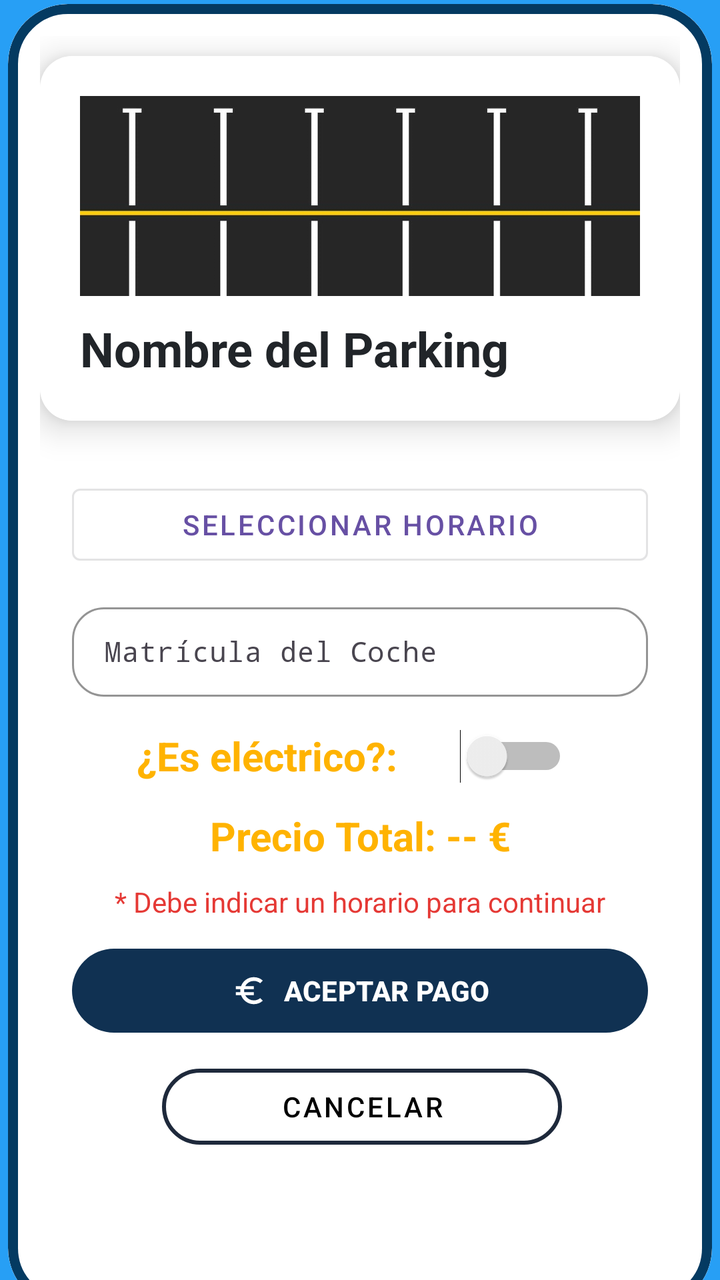
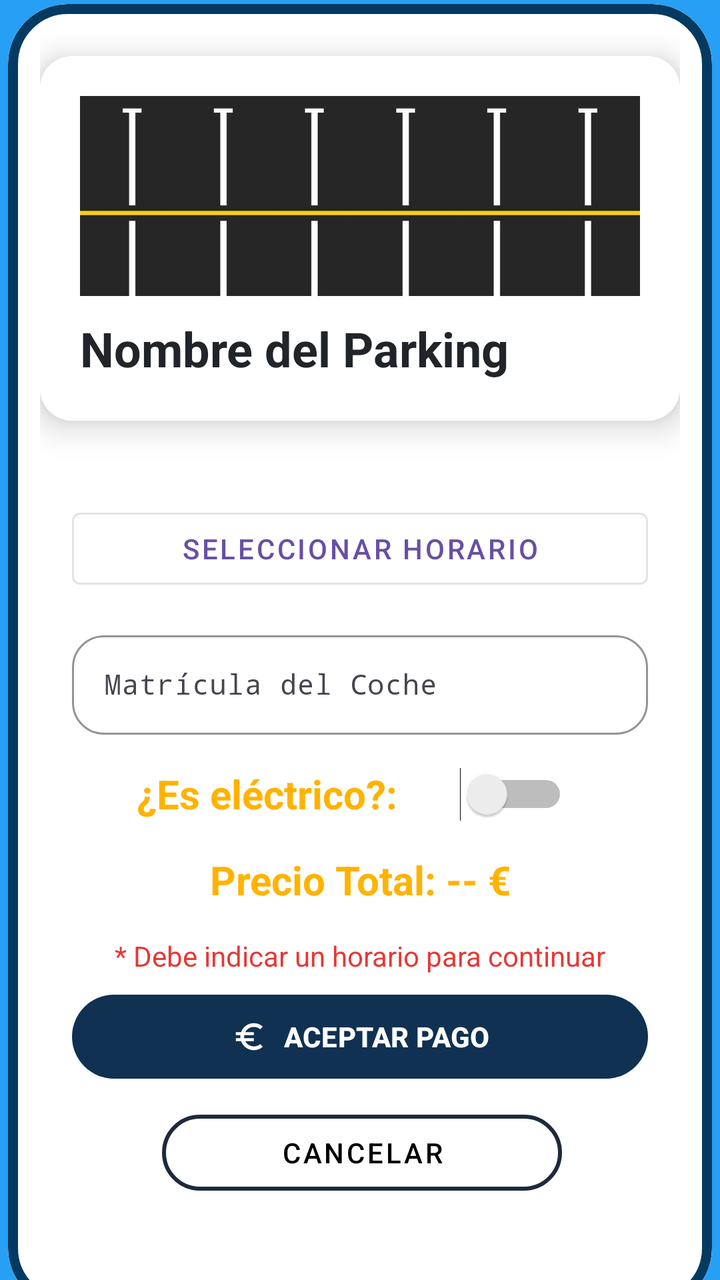

The first picture is an Android layout as it rendered before a commit; the second is the same layout after the commit. The layout source and the unified diff follow.
<!-- AndroidManifest.xml: application theme Theme.ParkPay -->
<!-- res/layout/activity_pagar_parking.xml -->
<?xml version="1.0" encoding="utf-8"?>
<androidx.constraintlayout.widget.ConstraintLayout xmlns:android="http://schemas.android.com/apk/res/android"
    xmlns:app="http://schemas.android.com/apk/res-auto"
    xmlns:tools="http://schemas.android.com/tools"
    android:id="@+id/main"
    android:layout_width="match_parent"
    android:layout_height="match_parent"
    tools:context=".Pagar_Parking"
    android:background="#279FF5">

    <com.google.android.material.card.MaterialCardView
        style="@style/Widget.Material3.CardView.Outlined"
        android:layout_width="352dp"
        android:layout_height="652dp"
        android:layout_marginTop="15dp"

        app:cardBackgroundColor="@android:color/transparent"
        app:cardCornerRadius="30dp"
        app:layout_constraintBottom_toBottomOf="parent"
        app:layout_constraintEnd_toEndOf="parent"
        app:layout_constraintHorizontal_bias="0.491"
        app:layout_constraintStart_toStartOf="parent"
        app:layout_constraintTop_toTopOf="parent"
        app:layout_constraintVertical_bias="0.493"
        app:strokeColor="#043A61"
        app:strokeWidth="5dp"
        android:background="@color/white">

        <androidx.constraintlayout.widget.ConstraintLayout
            android:layout_width="match_parent"
            android:layout_height="match_parent"
            android:background="@color/white"
            android:padding="16dp">

            <androidx.cardview.widget.CardView
                android:id="@+id/cardView"
                android:layout_width="match_parent"
                android:layout_height="wrap_content"
                android:outlineAmbientShadowColor="@color/black"
                app:cardCornerRadius="16dp"
                app:cardElevation="10dp"
                app:layout_constraintTop_toTopOf="parent"
                tools:layout_editor_absoluteX="16dp"
                android:layout_marginTop="10dp">

                <LinearLayout
                    android:layout_width="match_parent"
                    android:layout_height="wrap_content"
                    android:orientation="vertical"
                    android:padding="20dp"
                    android:background="@color/white">

                    <ImageView
                        android:layout_width="match_parent"
                        android:layout_height="100dp"
                        android:background="@mipmap/fondo_listview" />

                    <TextView
                        android:id="@+id/id_text_parking_nombre2"
                        android:layout_width="match_parent"
                        android:layout_height="wrap_content"
                        android:layout_marginTop="10dp"
                        android:text="Nombre del Parking"
                        android:textColor="#212529"
                        android:textSize="24sp"
                        android:textStyle="bold" />

                </LinearLayout>
            </androidx.cardview.widget.CardView>

            <LinearLayout
                android:layout_width="match_parent"
                android:layout_height="wrap_content"
                android:orientation="vertical"
                android:padding="16dp"
                app:layout_constraintTop_toBottomOf="@+id/cardView"
                tools:layout_editor_absoluteX="16dp">

                <Button
                    android:id="@+id/id_btn_parking_horario"
                    style="@style/Widget.MaterialComponents.Button.OutlinedButton"
                    android:layout_width="match_parent"
                    android:layout_height="wrap_content"
                    android:icon="@android:drawable/ic_menu_my_calendar"
                    android:onClick="indicarFechas"
                    android:text="Seleccionar Horario"
                    android:layout_marginTop="12dp" />

                <com.google.android.material.textfield.TextInputLayout
                    android:id="@+id/til_name"
                    android:layout_width="match_parent"
                    android:layout_height="50dp"
                    android:hint="Matrícula del Coche"
                    app:boxBackgroundMode="outline"
                    app:boxCornerRadiusBottomEnd="16dp"
                    app:boxCornerRadiusBottomStart="16dp"
                    app:boxCornerRadiusTopEnd="16dp"
                    app:boxCornerRadiusTopStart="16dp"
                    app:boxStrokeColor="#1E293B"
                    app:hintTextColor="#64748B"
                    app:layout_constraintEnd_toEndOf="parent"
                    app:layout_constraintStart_toStartOf="parent"
                    app:layout_constraintTop_toBottomOf="@+id/textView"
                    android:layout_marginTop="12dp">

                    <com.google.android.material.textfield.TextInputEditText
                        android:id="@+id/id_text_parking_matricula"
                        android:layout_width="match_parent"
                        android:layout_height="wrap_content"
                        android:fontFamily="monospace"
                        android:inputType="text"
                        android:textColor="#0F172A"
                        android:textColorHint="#64748B"
                        android:textSize="14sp" />
                </com.google.android.material.textfield.TextInputLayout>

                <LinearLayout
                    android:layout_width="match_parent"
                    android:layout_height="wrap_content"
                    android:layout_marginTop="9dp"
                    android:orientation="horizontal">

                    <TextView
                        android:id="@+id/id_text_parking_vehiculo"
                        android:layout_width="160dp"
                        android:layout_height="wrap_content"
                        android:gravity="center_horizontal"
                        android:text="¿Es eléctrico?: "
                        android:textColor="#FFB300"
                        android:textSize="20sp"
                        android:textStyle="bold"
                        android:layout_marginTop="7dp"
                        android:layout_marginLeft="20dp"/>

                    <Switch
                        android:id="@+id/id_switch_parking_vehiculo"
                        android:layout_width="match_parent"
                        android:layout_height="wrap_content"
                        android:layout_marginTop="5dp"
                        android:layout_marginRight="40dp"/>

                </LinearLayout>

                <TextView
                    android:id="@+id/id_text_parking_precioTotal"
                    android:layout_width="match_parent"
                    android:layout_height="wrap_content"
                    android:layout_marginTop="13dp"
                    android:gravity="center_horizontal"
                    android:text="Precio Total: -- €"
                    android:textColor="#FFB300"
                    android:textSize="20sp"
                    android:textStyle="bold" />

                <TextView
                    android:id="@+id/id_text_parking_error"
                    android:layout_width="match_parent"
                    android:layout_height="wrap_content"
                    android:layout_marginTop="10dp"
                    android:text="* Debe indicar un horario para continuar"
                    android:textAlignment="center"
                    android:textColor="#E53935"
                    android:textSize="14sp"
                    android:visibility="visible" />

                <com.google.android.material.button.MaterialButton
                    android:id="@+id/id_btn_parking_aceptarPago"
                    android:layout_width="match_parent"
                    android:layout_height="50dp"
                    android:layout_marginTop="10dp"
                    android:enabled="false"
                    android:text="ACEPTAR PAGO"
                    app:backgroundTint="#103152"
                    android:textColor="@color/white"
                    android:textStyle="bold"
                    app:icon="@drawable/icon_euro"
                    app:iconGravity="textStart"
                    app:iconPadding="8dp"
                    app:iconTint="@color/white" />

                <com.google.android.material.button.MaterialButton
                    android:id="@+id/id_btn_parking_volver"
                    style="@style/Widget.MaterialComponents.Button.OutlinedButton"
                    android:layout_width="200dp"
                    android:layout_height="50dp"
                    android:layout_marginLeft="45dp"
                    android:layout_marginTop="8dp"
                    android:text="Cancelar"
                    android:textColor="@color/black"
                    app:cornerRadius="20dp"
                    app:strokeColor="#1E293B"
                    app:strokeWidth="2dp" />

            </LinearLayout>


        </androidx.constraintlayout.widget.ConstraintLayout>
    </com.google.android.material.card.MaterialCardView>

</androidx.constraintlayout.widget.ConstraintLayout>
<!-- resources referenced by this layout -->
<resources>
  <color name="black">#FF000000</color>
  <color name="white">#FFFFFFFF</color>
  <!-- drawable icon_euro (drawable) -->
  <vector xmlns:android="http://schemas.android.com/apk/res/android" android:height="24dp" android:tint="#000000" android:viewportHeight="960" android:viewportWidth="960" android:width="24dp">
        
      <path android:fillColor="@android:color/white" android:pathData="M600,840Q482,840 390,773Q298,706 260,600L120,600L120,520L242,520Q240,509 240,500Q240,491 240,480Q240,469 240,460Q240,451 242,440L120,440L120,360L260,360Q298,254 390,187Q482,120 600,120Q669,120 730.5,144Q792,168 840,212L770,282Q735,253 691.5,236.5Q648,220 600,220Q525,220 463.5,258.5Q402,297 370,360L600,360L600,440L344,440Q342,451 341,460Q340,469 340,480Q340,491 341,500Q342,509 344,520L600,520L600,600L370,600Q402,663 463.5,701.5Q525,740 600,740Q648,740 692.5,723.5Q737,707 770,678L840,748Q792,792 730.5,816Q669,840 600,840Z"/>
      
  </vector>
  <!-- mipmap fondo_listview: jpg bitmap (mipmap-mdpi, 36100 bytes) -->
  <style name="Theme.ParkPay" parent="Base.Theme.ParkPay" />
  <style name="Base.Theme.ParkPay" parent="Theme.Material3.DayNight.NoActionBar">
          
          
      </style>
</resources>

<!-- the commit's change to res/layout/activity_pagar_parking.xml (unified diff, before → after) -->
@@ -84,12 +84,12 @@
                     android:icon="@android:drawable/ic_menu_my_calendar"
                     android:onClick="indicarFechas"
                     android:text="Seleccionar Horario"
-                    android:layout_marginTop="12dp" />
+                    android:layout_marginTop="24dp" />
 
                 <com.google.android.material.textfield.TextInputLayout
                     android:id="@+id/til_name"
                     android:layout_width="match_parent"
-                    android:layout_height="50dp"
+                    android:layout_height="55dp"
                     android:hint="Matrícula del Coche"
                     app:boxBackgroundMode="outline"
                     app:boxCornerRadiusBottomEnd="16dp"
@@ -101,7 +101,7 @@
                     app:layout_constraintEnd_toEndOf="parent"
                     app:layout_constraintStart_toStartOf="parent"
                     app:layout_constraintTop_toBottomOf="@+id/textView"
-                    android:layout_marginTop="12dp">
+                    android:layout_marginTop="14dp">
 
                     <com.google.android.material.textfield.TextInputEditText
                         android:id="@+id/id_text_parking_matricula"
@@ -145,7 +145,7 @@
                     android:id="@+id/id_text_parking_precioTotal"
                     android:layout_width="match_parent"
                     android:layout_height="wrap_content"
-                    android:layout_marginTop="13dp"
+                    android:layout_marginTop="16dp"
                     android:gravity="center_horizontal"
                     android:text="Precio Total: -- €"
                     android:textColor="#FFB300"
@@ -156,7 +156,7 @@
                     android:id="@+id/id_text_parking_error"
                     android:layout_width="match_parent"
                     android:layout_height="wrap_content"
-                    android:layout_marginTop="10dp"
+                    android:layout_marginTop="15dp"
                     android:text="* Debe indicar un horario para continuar"
                     android:textAlignment="center"
                     android:textColor="#E53935"
@@ -167,12 +167,12 @@
                     android:id="@+id/id_btn_parking_aceptarPago"
                     android:layout_width="match_parent"
                     android:layout_height="50dp"
-                    android:layout_marginTop="10dp"
-                    android:enabled="false"
+                    android:layout_marginTop="6dp"
+                    android:onClick="pagarParking"
                     android:text="ACEPTAR PAGO"
-                    app:backgroundTint="#103152"
                     android:textColor="@color/white"
                     android:textStyle="bold"
+                    app:backgroundTint="#103152"
                     app:icon="@drawable/icon_euro"
                     app:iconGravity="textStart"
                     app:iconPadding="8dp"
@@ -185,6 +185,7 @@
                     android:layout_height="50dp"
                     android:layout_marginLeft="45dp"
                     android:layout_marginTop="8dp"
+                    android:onClick="cancelarPago"
                     android:text="Cancelar"
                     android:textColor="@color/black"
                     app:cornerRadius="20dp"
